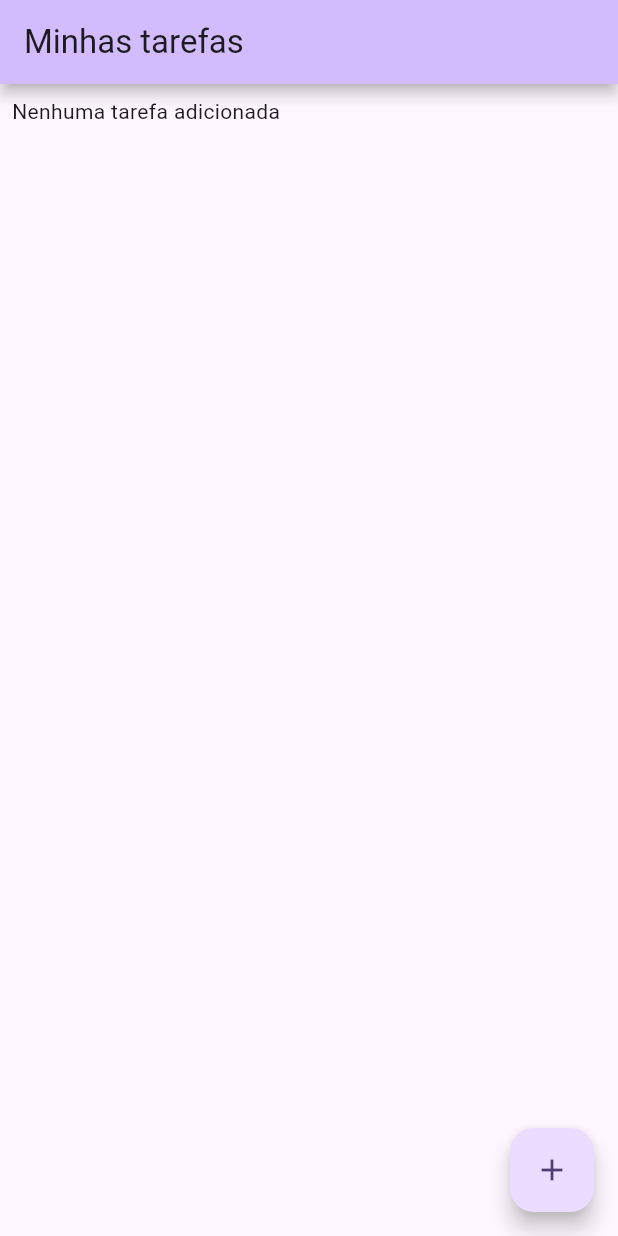
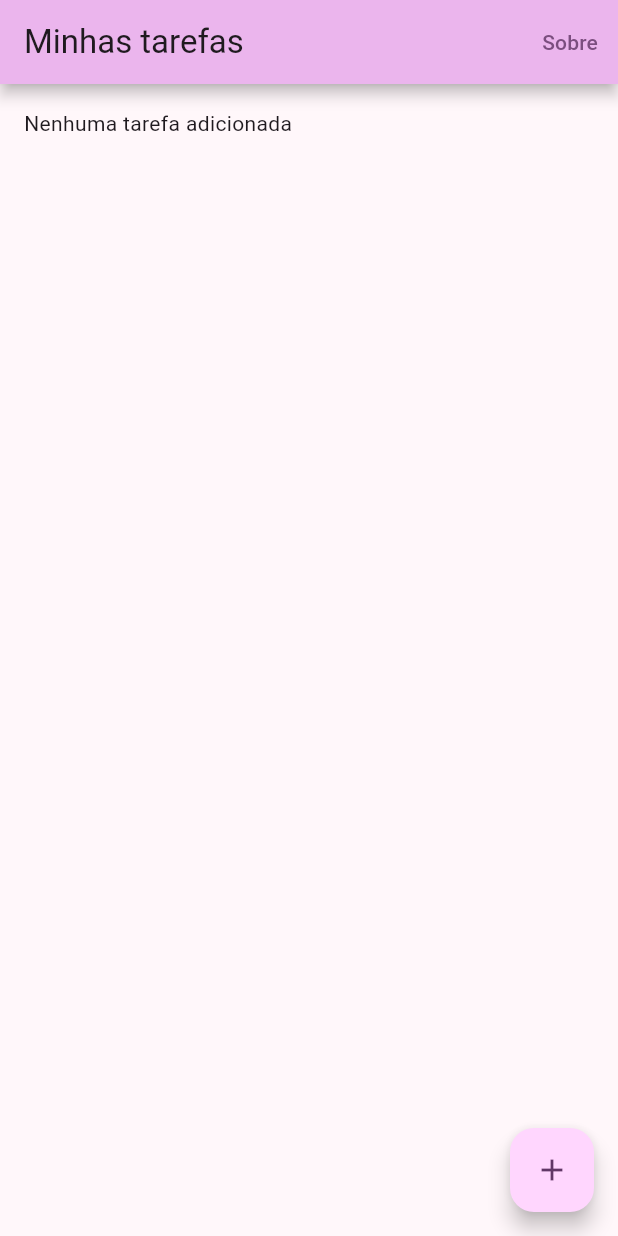
Before and after one commit to kacianoghelere/flutter_app_test, a Flutter app: the screen it shows after launch, on a phone screen of 412 x 824 dp. Run offline on Flutter 3.47's test engine with Material 3 defaults, Android fonts, the phone set to English and light mode, and no system bars.

Commit message:
Navegação entre telas adicionada

```diff
--- a/lib/main.dart
+++ b/lib/main.dart
@@ -1,3 +1,4 @@
+import 'package:app_test/screens/about_screen.dart';
 import 'package:app_test/screens/tasks_screen.dart';
 import 'package:flutter/material.dart';
 
@@ -13,15 +14,19 @@ class TaskApp extends StatelessWidget {
     return MaterialApp(
       title: 'My tasks',
       theme: ThemeData(
-        colorScheme: ColorScheme.fromSeed(seedColor: Colors.deepPurple).copyWith(
+        colorScheme: ColorScheme.fromSeed(seedColor: Colors.purple).copyWith(
           surfaceTint: Colors.transparent,
         ),
         appBarTheme: AppBarTheme(
           elevation: 4.0,
           shadowColor: Theme.of(context).colorScheme.shadow,
-        ),
+        )
       ),
-      home: const TasksScreen(title: 'Minhas tarefas'),
+      initialRoute: '/',
+      routes: {
+        '/': (context) => const TasksScreen(title: 'Minhas tarefas'),
+        '/about': (context) => const AboutScreen(title: 'Sobre')
+      }
     );
   }
 }
--- a/lib/screens/tasks_screen.dart
+++ b/lib/screens/tasks_screen.dart
@@ -61,10 +61,21 @@ class _TasksScreenState extends State<TasksScreen> {
       appBar: AppBar(
         backgroundColor: Theme.of(context).colorScheme.inversePrimary,
         title: Text(widget.title),
+        actions: <Widget>[
+          TextButton(
+            onPressed: () {
+              Navigator.pushNamed(context, '/about');
+            },
+            child: const Text('Sobre'),
+          ),
+        ]
       ),
       body: Container(
-        padding: const EdgeInsets.all(8.0),
-        child: TaskList(tasks: _tasks, onChanged: _onChangeTask),
+        padding: const EdgeInsets.all(16.0),
+        child: TaskList(
+          tasks: _tasks,
+          onChanged: _onChangeTask
+        ),
       ),
       floatingActionButton: FloatingActionButton(
         // onPressed: _addTask,
--- a/pubspec.yaml
+++ b/pubspec.yaml
@@ -64,7 +64,7 @@ flutter:
   #   - images/a_dot_burr.jpeg
   #   - images/a_dot_ham.jpeg
   assets:
-    - assets/images
+    - assets/images/
 
   # An image asset can refer to one or more resolution-specific "variants", see
   # https://flutter.dev/assets-and-images/#resolution-aware
```
Also changed, not shown: lib/screens/about_screen.dart (added, +21 -0 lines).
